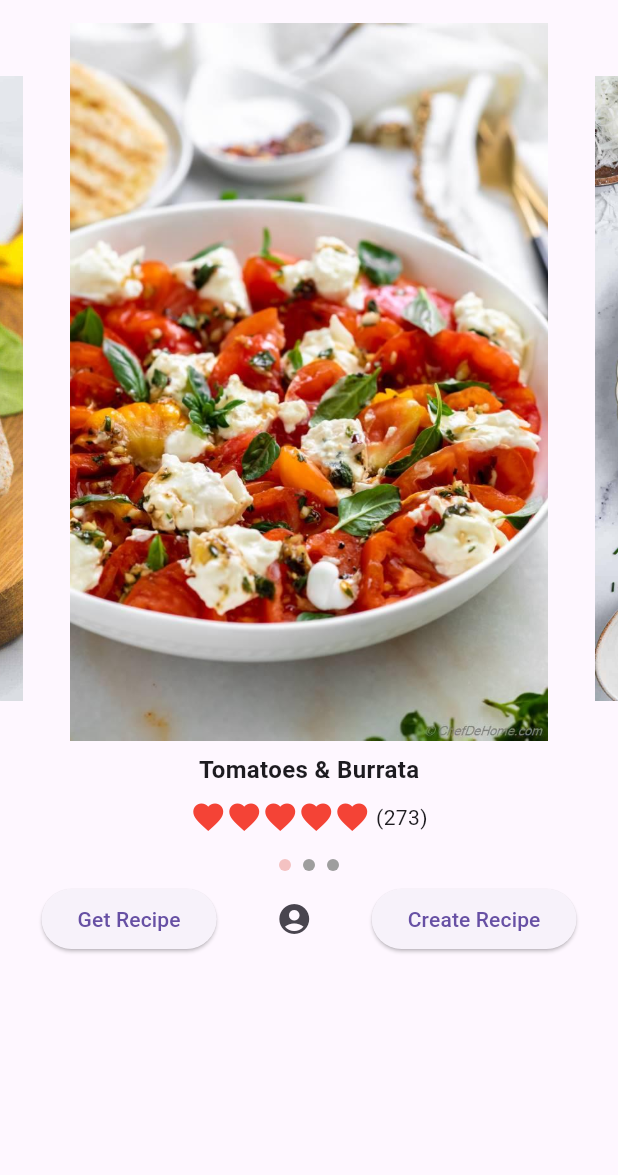
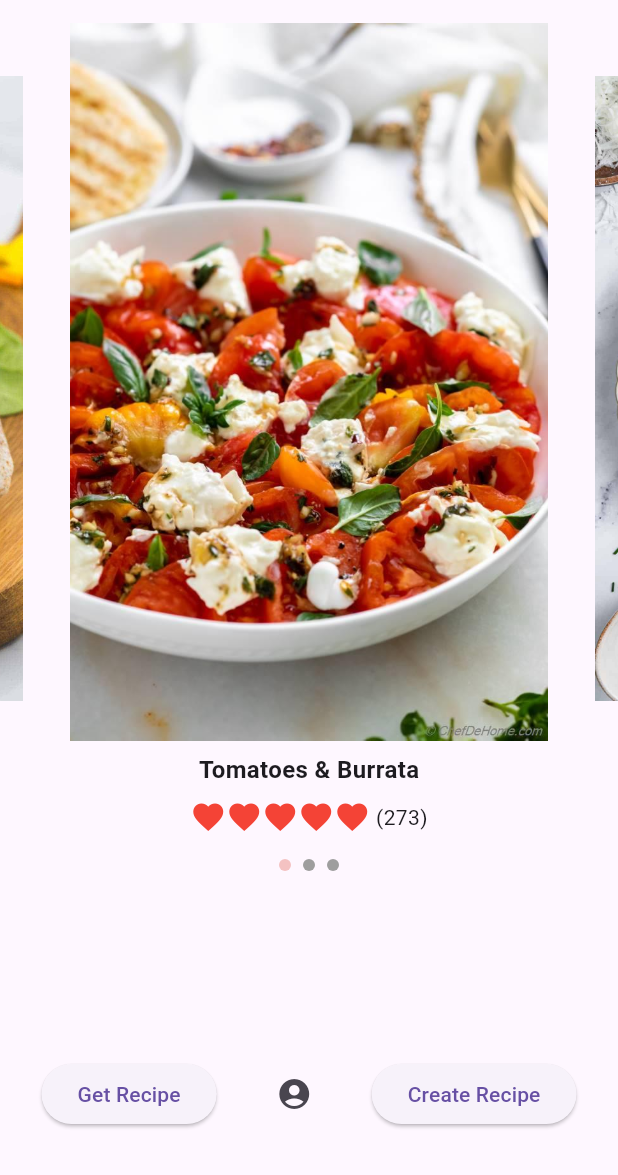
Before and after one commit to YuJieWu5/ten_mins_five_ingredients, a Flutter app: the screen it shows after launch, on a phone screen of 412 x 824 dp, the part 61-1236 px from its top. Run offline on Flutter 3.47's test engine with Material 3 defaults, Android fonts, the light colour scheme and no system bars; drawn by our look-alikes of carousel_slider.

Commit message:
fixed Homepage overflow on phone

```diff
--- a/lib/homepage.dart
+++ b/lib/homepage.dart
@@ -5,9 +5,10 @@ import 'homepage_carousel_with_indicator.dart';
 class HomePage extends StatelessWidget {
   @override
   Widget build(BuildContext context) {
+    final maxHeight = MediaQuery.of(context).size.height - 130;
     return Scaffold(
       appBar: AppBar(
-        title: Text(
+        title: const Text(
           '10mins5ingredients',
           style: TextStyle(
             fontSize: 20,
@@ -15,15 +16,20 @@ class HomePage extends StatelessWidget {
         ),
         centerTitle: true,
       ),
-      body: SingleChildScrollView(
-        child: Flex(
-          direction: Axis.vertical,
-          children: <Widget>[
-           CarouselWithIndicator(),
-          BottomActionBar(),
-        ],
+      body: SafeArea(
+        child: Column(
+              children: <Widget>[
+                SizedBox(
+                  height: maxHeight,
+                  child: CarouselWithIndicator(),
+                ),
+                SizedBox(
+                    height: 40,
+                    child: BottomActionBar(),
+                )
+              ],
+            ),
       ),
-      )
     );
   }
 }
--- a/lib/homepage_carousel_with_indicator.dart
+++ b/lib/homepage_carousel_with_indicator.dart
@@ -37,10 +37,10 @@ class _CarouselWithIndicatorState extends State<CarouselWithIndicator> {
     List<Widget> hearts = [];
     int fullHearts = score.round();
     for (int i = 0; i < fullHearts; i++) {
-      hearts.add(Icon(Icons.favorite, color: Colors.red));
+      hearts.add(const Icon(Icons.favorite, color: Colors.red));
     }
     for (int i = fullHearts; i < 5; i++) {
-      hearts.add(Icon(Icons.favorite_border, color: Colors.red));
+      hearts.add(const Icon(Icons.favorite_border, color: Colors.red));
     }
     return hearts;
   }
@@ -66,7 +66,7 @@ class _CarouselWithIndicatorState extends State<CarouselWithIndicator> {
                 padding: const EdgeInsets.symmetric(vertical: 8.0),
                 child: Text(
                   recipe['name'],
-                  style: TextStyle(
+                  style: const TextStyle(
                     fontSize: 16.0,
                     fontWeight: FontWeight.bold,
                   ),
@@ -105,11 +105,11 @@ class _CarouselWithIndicatorState extends State<CarouselWithIndicator> {
             child: Container(
               width: 8.0,
               height: 8.0,
-              margin: EdgeInsets.symmetric(vertical: 8.0, horizontal: 4.0),
+              margin: const EdgeInsets.symmetric(vertical: 8.0, horizontal: 4.0),
               decoration: BoxDecoration(
                 shape: BoxShape.circle,
                 color: _current == entry.key
-                    ? Color(0xFFF4C2C2) // Active dot
+                    ? const Color(0xFFF4C2C2) // Active dot
                     : Colors.grey, // Inactive dot
               ),
             ),
```
